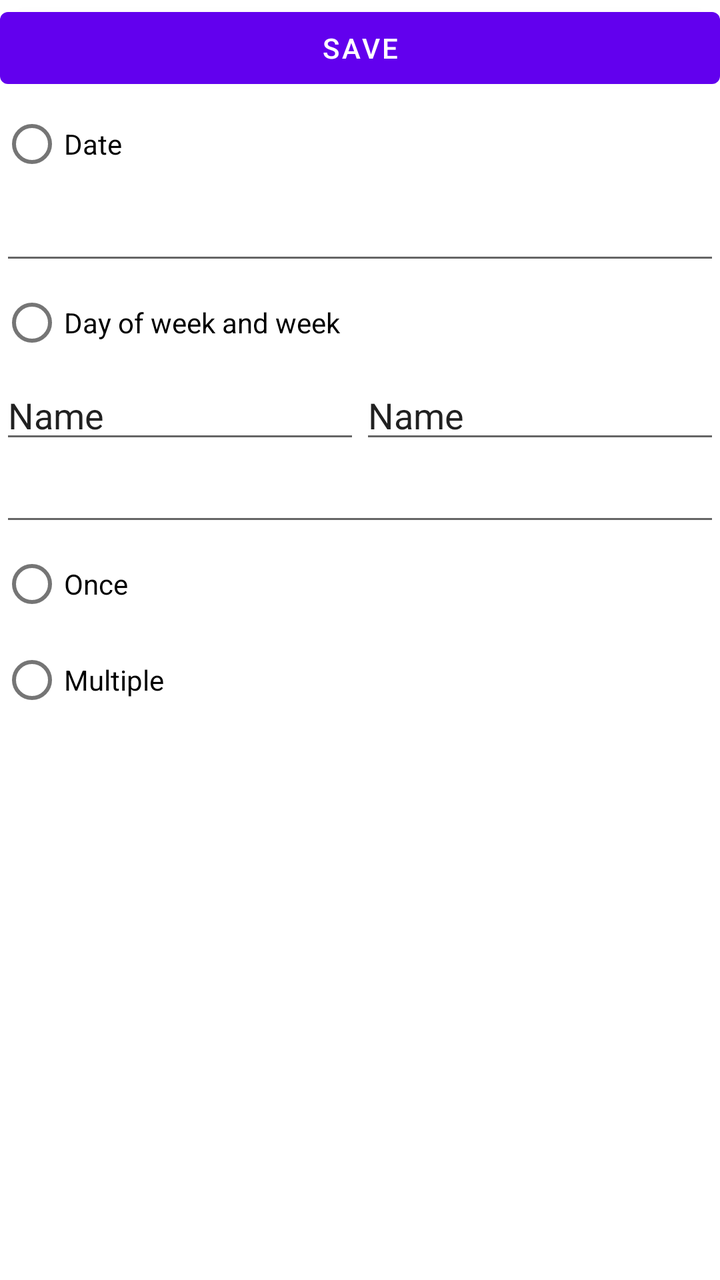
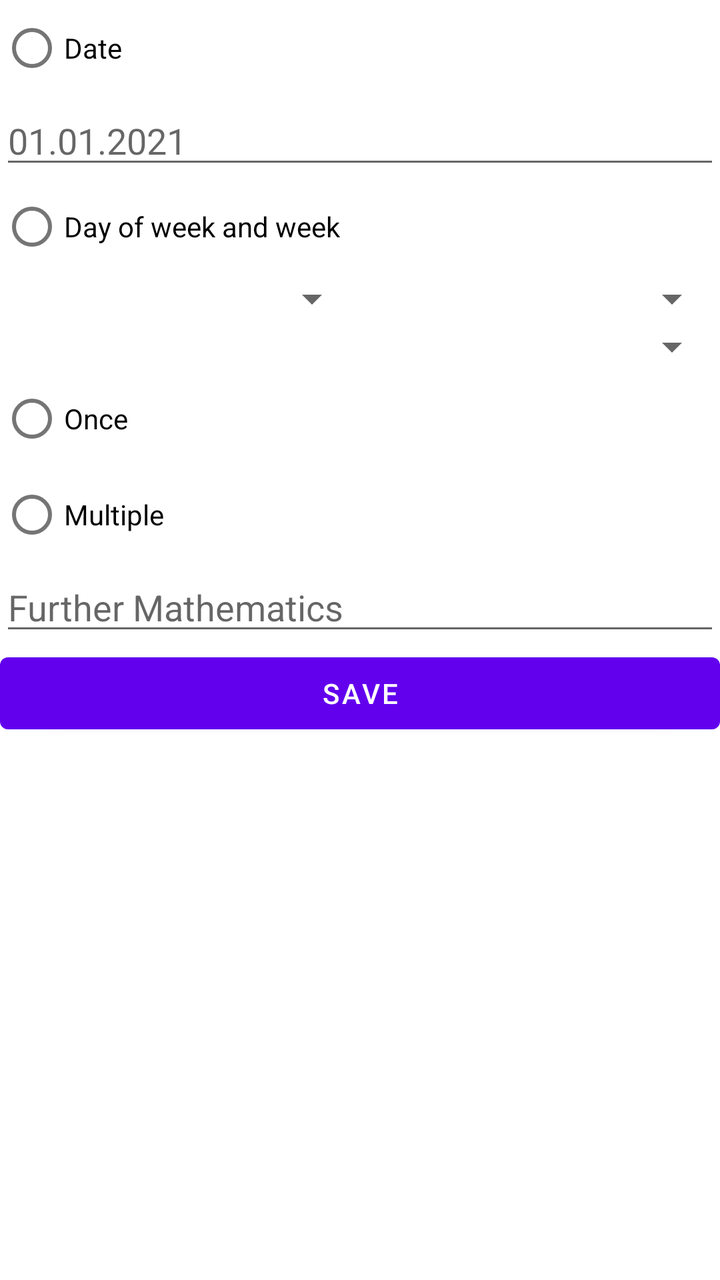

The first picture is an Android layout as it rendered before a commit; the second is the same layout after the commit. The layout source and the unified diff follow.
<!-- AndroidManifest.xml: application theme Theme.MyApplication -->
<!-- res/layout/fragment_note_editor.xml -->
<?xml version="1.0" encoding="utf-8"?>
<androidx.constraintlayout.widget.ConstraintLayout
    xmlns:android="http://schemas.android.com/apk/res/android"
    xmlns:app="http://schemas.android.com/apk/res-auto"
    xmlns:tools="http://schemas.android.com/tools"
    android:layout_width="match_parent"
    android:layout_height="match_parent">

    <LinearLayout
        android:layout_width="match_parent"
        android:layout_height="wrap_content"
        android:orientation="vertical"
        tools:ignore="MissingConstraints">

        <Button
            android:id="@+id/save"
            android:layout_width="match_parent"
            android:layout_height="wrap_content"
            android:text="@string/save" />

        <RadioGroup
            android:layout_width="match_parent"
            android:layout_height="wrap_content">

            <RadioButton
                android:id="@+id/select_date"
                android:layout_width="match_parent"
                android:layout_height="wrap_content"
                android:text="@string/select_date" />

            <EditText
                android:id="@+id/date_edit"
                android:layout_width="match_parent"
                android:layout_height="wrap_content"
                android:ems="10"
                android:inputType="date" />

            <RadioButton
                android:id="@+id/select_hand"
                android:layout_width="match_parent"
                android:layout_height="wrap_content"
                android:text="@string/select_hand" />

            <LinearLayout
                android:layout_width="match_parent"
                android:layout_height="match_parent"
                android:orientation="horizontal">

                <EditText
                    android:id="@+id/day_or_week_edit"
                    android:layout_width="wrap_content"
                    android:layout_height="wrap_content"
                    android:layout_weight="1"
                    android:text="Name" />

                <EditText
                    android:id="@+id/week_edit"
                    android:layout_width="wrap_content"
                    android:layout_height="wrap_content"
                    android:layout_weight="1"
                    android:text="Name" />

            </LinearLayout>

        </RadioGroup>

        <EditText
            android:id="@+id/para_edit"
            android:layout_width="match_parent"
            android:layout_height="wrap_content"
            android:layout_weight="1"
            android:inputType="textPersonName" />

        <RadioGroup
            android:layout_width="match_parent"
            android:layout_height="match_parent" >

            <RadioButton
                android:id="@+id/select_once"
                android:layout_width="match_parent"
                android:layout_height="wrap_content"
                android:text="@string/select_once" />

            <RadioButton
                android:id="@+id/select_multiple"
                android:layout_width="match_parent"
                android:layout_height="wrap_content"
                android:text="@string/select_multiple" />
        </RadioGroup>

    </LinearLayout>

</androidx.constraintlayout.widget.ConstraintLayout>
<!-- resources referenced by this layout -->
<resources>
  <string name="save">Save</string>
  <string name="select_date">Date</string>
  <string name="select_hand">Day of week and week</string>
  <string name="select_multiple">Multiple</string>
  <string name="select_once">Once</string>
  <style name="Theme.MyApplication" parent="Theme.MaterialComponents.DayNight.DarkActionBar">
          
          <item name="colorPrimary">@color/purple_500</item>
          <item name="colorPrimaryVariant">@color/purple_700</item>
          <item name="colorOnPrimary">@color/white</item>
          
          <item name="colorSecondary">@color/teal_200</item>
          <item name="colorSecondaryVariant">@color/teal_700</item>
          <item name="colorOnSecondary">@color/black</item>
          
          <item name="android:statusBarColor" tools:targetApi="l">?attr/colorPrimaryVariant</item>
          
      </style>
  <color name="purple_500">#FF6200EE</color>
  <color name="purple_700">#FF3700B3</color>
  <color name="white">#FFFFFFFF</color>
  <color name="teal_200">#FF03DAC5</color>
  <color name="teal_700">#FF018786</color>
  <color name="black">#FF000000</color>
</resources>

<!-- the commit's change to res/layout/fragment_note_editor.xml (unified diff, before → after) -->
@@ -1,6 +1,5 @@
 <?xml version="1.0" encoding="utf-8"?>
-<androidx.constraintlayout.widget.ConstraintLayout
-    xmlns:android="http://schemas.android.com/apk/res/android"
+<androidx.constraintlayout.widget.ConstraintLayout xmlns:android="http://schemas.android.com/apk/res/android"
     xmlns:app="http://schemas.android.com/apk/res-auto"
     xmlns:tools="http://schemas.android.com/tools"
     android:layout_width="match_parent"
@@ -11,12 +10,6 @@
         android:layout_height="wrap_content"
         android:orientation="vertical"
         tools:ignore="MissingConstraints">
-
-        <Button
-            android:id="@+id/save"
-            android:layout_width="match_parent"
-            android:layout_height="wrap_content"
-            android:text="@string/save" />
 
         <RadioGroup
             android:layout_width="match_parent"
@@ -33,6 +26,7 @@
                 android:layout_width="match_parent"
                 android:layout_height="wrap_content"
                 android:ems="10"
+                android:hint="01.01.2021"
                 android:inputType="date" />
 
             <RadioButton
@@ -46,30 +40,31 @@
                 android:layout_height="match_parent"
                 android:orientation="horizontal">
 
-                <EditText
-                    android:id="@+id/day_or_week_edit"
-                    android:layout_width="wrap_content"
+                <Spinner
+                    android:id="@+id/day_of_week"
+                    android:layout_width="match_parent"
                     android:layout_height="wrap_content"
                     android:layout_weight="1"
-                    android:text="Name" />
+                    android:spinnerMode="dropdown" />
 
-                <EditText
-                    android:id="@+id/week_edit"
-                    android:layout_width="wrap_content"
+                <Spinner
+                    android:id="@+id/week"
+                    android:layout_width="match_parent"
                     android:layout_height="wrap_content"
                     android:layout_weight="1"
-                    android:text="Name" />
+                    android:spinnerMode="dropdown" />
 
             </LinearLayout>
 
         </RadioGroup>
 
-        <EditText
-            android:id="@+id/para_edit"
+        <Spinner
+            android:id="@+id/couple"
             android:layout_width="match_parent"
             android:layout_height="wrap_content"
             android:layout_weight="1"
-            android:inputType="textPersonName" />
+            android:spinnerMode="dropdown" />
+
 
         <RadioGroup
             android:layout_width="match_parent"
@@ -86,6 +81,20 @@
                 android:layout_width="match_parent"
                 android:layout_height="wrap_content"
                 android:text="@string/select_multiple" />
+
+            <EditText
+                android:id="@+id/note_text"
+                android:layout_width="match_parent"
+                android:layout_height="wrap_content"
+                android:ems="10"
+                android:hint="@string/example_note_text"
+                android:inputType="textPersonName" />
+
+            <Button
+                android:id="@+id/save"
+                android:layout_width="match_parent"
+                android:layout_height="wrap_content"
+                android:text="@string/save" />
         </RadioGroup>
 
     </LinearLayout>
<!-- resource entries referenced after the edit -->
@@ -1,5 +1,6 @@
 <!-- resources referenced by this layout -->
 <resources>
+  <string name="example_note_text">Further Mathematics</string>
   <string name="save">Save</string>
   <string name="select_date">Date</string>
   <string name="select_hand">Day of week and week</string>
